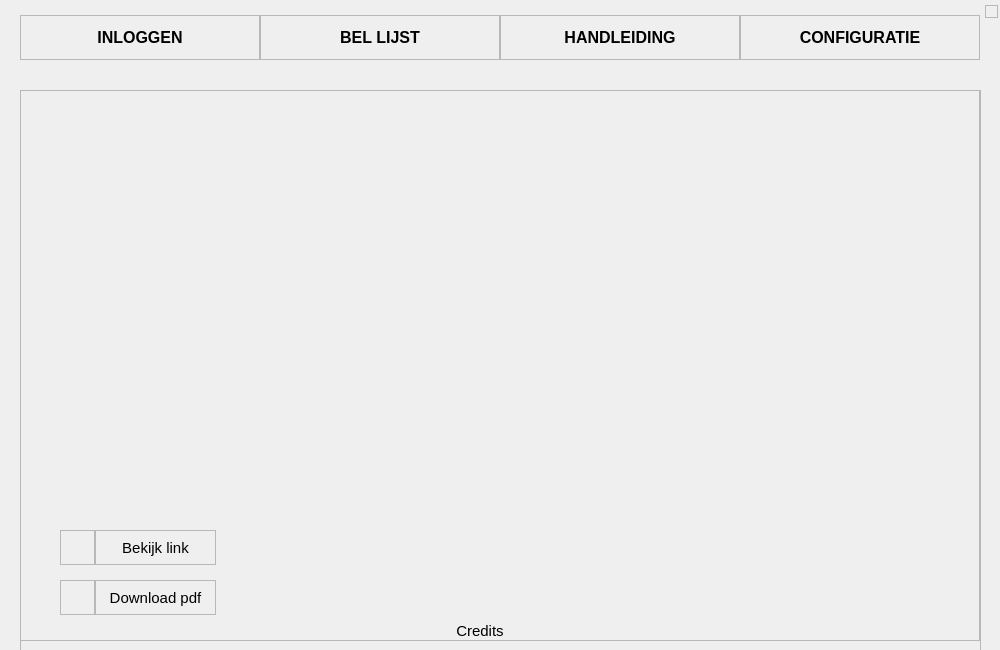
Old version of the form AenP.ui in the repository UserDevtec/AenP.
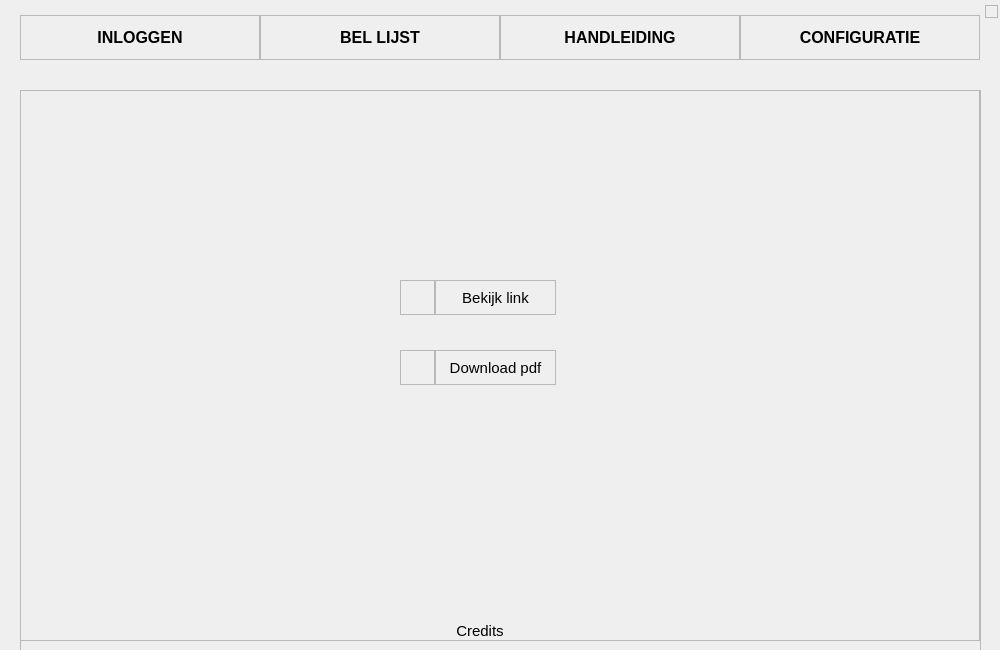
New version of the form. Icons and pictures are not drawn.

The edit to the form file:
```diff
--- a/AenP.ui
+++ b/AenP.ui
@@ -6041,8 +6041,8 @@
    <widget class="QFrame" name="logLoginFrame_9">
     <property name="geometry">
      <rect>
-      <x>75</x>
-      <y>490</y>
+      <x>415</x>
+      <y>260</y>
       <width>121</width>
       <height>35</height>
      </rect>
@@ -6090,8 +6090,8 @@
    <widget class="QFrame" name="logLoginFrame_10">
     <property name="geometry">
      <rect>
-      <x>40</x>
-      <y>490</y>
+      <x>380</x>
+      <y>260</y>
       <width>35</width>
       <height>35</height>
      </rect>
@@ -6158,8 +6158,8 @@
    <widget class="QFrame" name="logLoginFrame_11">
     <property name="geometry">
      <rect>
-      <x>75</x>
-      <y>440</y>
+      <x>415</x>
+      <y>190</y>
       <width>121</width>
       <height>35</height>
      </rect>
@@ -6207,8 +6207,8 @@
    <widget class="QFrame" name="logLoginFrame_12">
     <property name="geometry">
      <rect>
-      <x>40</x>
-      <y>440</y>
+      <x>380</x>
+      <y>190</y>
       <width>35</width>
       <height>35</height>
      </rect>
```
